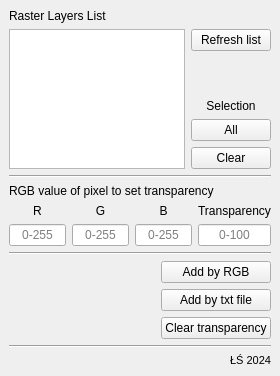
First picture: the form in mrtps_dockwidget_base.ui, repository Rzezimioszek/MRTPS, before the edit.
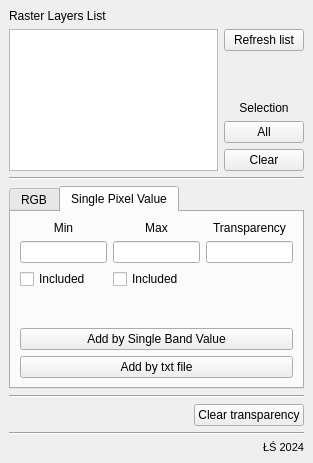
Second picture: the form after the edit. The open tabs and pages were chosen to show the change.

```diff
--- a/mrtps_dockwidget_base.ui
+++ b/mrtps_dockwidget_base.ui
@@ -6,8 +6,8 @@
    <rect>
     <x>0</x>
     <y>0</y>
-    <width>280</width>
-    <height>376</height>
+    <width>313</width>
+    <height>463</height>
    </rect>
   </property>
   <property name="windowTitle">
@@ -111,6 +111,16 @@
      </widget>
     </item>
     <item>
+     <widget class="QTabWidget" name="tabWidget">
+      <property name="currentIndex">
+       <number>0</number>
+      </property>
+      <widget class="QWidget" name="tabRBG">
+       <attribute name="title">
+        <string>RGB</string>
+       </attribute>
+       <layout class="QVBoxLayout" name="verticalLayout_11">
+        <item>
      <widget class="QLabel" name="label_6">
       <property name="text">
        <string>RGB value of pixel to set transparency</string>
@@ -288,35 +298,18 @@
      </layout>
     </item>
     <item>
-     <widget class="Line" name="line_3">
+         <spacer name="verticalSpacer_3">
       <property name="orientation">
-       <enum>Qt::Horizontal</enum>
-      </property>
-     </widget>
-    </item>
-    <item>
-     <layout class="QHBoxLayout" name="horizontalLayout_4">
-      <property name="topMargin">
-       <number>0</number>
-      </property>
-      <item>
-       <spacer name="horizontalSpacer_3">
-        <property name="orientation">
-         <enum>Qt::Horizontal</enum>
+           <enum>Qt::Vertical</enum>
         </property>
         <property name="sizeHint" stdset="0">
          <size>
-          <width>40</width>
-          <height>20</height>
+            <width>20</width>
+            <height>40</height>
          </size>
         </property>
        </spacer>
       </item>
-      <item>
-       <layout class="QVBoxLayout" name="verticalLayout_7">
-        <property name="topMargin">
-         <number>0</number>
-        </property>
         <item>
          <widget class="QPushButton" name="pbAddT">
           <property name="toolTip">
@@ -337,6 +330,183 @@
           </property>
          </widget>
         </item>
+       </layout>
+      </widget>
+      <widget class="QWidget" name="tabOneBand">
+       <attribute name="title">
+        <string>Single Pixel Value</string>
+       </attribute>
+       <layout class="QVBoxLayout" name="verticalLayout_12">
+        <item>
+         <layout class="QHBoxLayout" name="horizontalLayout_5">
+          <property name="topMargin">
+           <number>0</number>
+          </property>
+          <item>
+           <layout class="QVBoxLayout" name="verticalLayout_7">
+            <property name="topMargin">
+             <number>0</number>
+            </property>
+            <property name="rightMargin">
+             <number>0</number>
+            </property>
+            <item>
+             <widget class="QLabel" name="label_9">
+              <property name="text">
+               <string>&lt;html&gt;&lt;head/&gt;&lt;body&gt;&lt;p align=&quot;center&quot;&gt;Min&lt;/p&gt;&lt;/body&gt;&lt;/html&gt;</string>
+              </property>
+             </widget>
+            </item>
+            <item>
+             <widget class="QLineEdit" name="leMin"/>
+            </item>
+            <item>
+             <widget class="QCheckBox" name="cbMin">
+              <property name="text">
+               <string>Included</string>
+              </property>
+             </widget>
+            </item>
+            <item>
+             <spacer name="verticalSpacer_2">
+              <property name="orientation">
+               <enum>Qt::Vertical</enum>
+              </property>
+              <property name="sizeHint" stdset="0">
+               <size>
+                <width>20</width>
+                <height>40</height>
+               </size>
+              </property>
+             </spacer>
+            </item>
+           </layout>
+          </item>
+          <item>
+           <layout class="QVBoxLayout" name="verticalLayout_8">
+            <property name="rightMargin">
+             <number>0</number>
+            </property>
+            <item>
+             <widget class="QLabel" name="label_10">
+              <property name="text">
+               <string>&lt;html&gt;&lt;head/&gt;&lt;body&gt;&lt;p align=&quot;center&quot;&gt;Max&lt;/p&gt;&lt;/body&gt;&lt;/html&gt;</string>
+              </property>
+             </widget>
+            </item>
+            <item>
+             <widget class="QLineEdit" name="leMax"/>
+            </item>
+            <item>
+             <widget class="QCheckBox" name="cbMax">
+              <property name="text">
+               <string>Included</string>
+              </property>
+             </widget>
+            </item>
+            <item>
+             <spacer name="verticalSpacer_5">
+              <property name="orientation">
+               <enum>Qt::Vertical</enum>
+              </property>
+              <property name="sizeHint" stdset="0">
+               <size>
+                <width>20</width>
+                <height>40</height>
+               </size>
+              </property>
+             </spacer>
+            </item>
+           </layout>
+          </item>
+          <item>
+           <layout class="QVBoxLayout" name="verticalLayout_10">
+            <property name="rightMargin">
+             <number>0</number>
+            </property>
+            <item>
+             <widget class="QLabel" name="label_11">
+              <property name="text">
+               <string>&lt;html&gt;&lt;head/&gt;&lt;body&gt;&lt;p align=&quot;center&quot;&gt;Transparency&lt;/p&gt;&lt;/body&gt;&lt;/html&gt;</string>
+              </property>
+             </widget>
+            </item>
+            <item>
+             <widget class="QLineEdit" name="leT2"/>
+            </item>
+            <item>
+             <spacer name="verticalSpacer_6">
+              <property name="orientation">
+               <enum>Qt::Vertical</enum>
+              </property>
+              <property name="sizeHint" stdset="0">
+               <size>
+                <width>20</width>
+                <height>40</height>
+               </size>
+              </property>
+             </spacer>
+            </item>
+           </layout>
+          </item>
+         </layout>
+        </item>
+        <item>
+         <spacer name="verticalSpacer_4">
+          <property name="orientation">
+           <enum>Qt::Vertical</enum>
+          </property>
+          <property name="sizeHint" stdset="0">
+           <size>
+            <width>20</width>
+            <height>40</height>
+           </size>
+          </property>
+         </spacer>
+        </item>
+        <item>
+         <widget class="QPushButton" name="pbOneP">
+          <property name="text">
+           <string>Add by Single Band Value</string>
+          </property>
+         </widget>
+        </item>
+        <item>
+         <widget class="QPushButton" name="pbXML2">
+          <property name="text">
+           <string>Add by txt file</string>
+          </property>
+         </widget>
+        </item>
+       </layout>
+      </widget>
+     </widget>
+    </item>
+    <item>
+     <widget class="Line" name="line_3">
+      <property name="orientation">
+       <enum>Qt::Horizontal</enum>
+      </property>
+     </widget>
+    </item>
+    <item>
+     <layout class="QHBoxLayout" name="horizontalLayout_4">
+      <property name="topMargin">
+       <number>0</number>
+      </property>
+      <item>
+       <spacer name="horizontalSpacer_3">
+        <property name="orientation">
+         <enum>Qt::Horizontal</enum>
+        </property>
+        <property name="sizeHint" stdset="0">
+         <size>
+          <width>40</width>
+          <height>20</height>
+         </size>
+        </property>
+       </spacer>
+      </item>
         <item>
          <widget class="QPushButton" name="pbClearT">
           <property name="toolTip">
@@ -346,8 +516,6 @@
            <string>Clear transparency</string>
           </property>
          </widget>
-        </item>
-       </layout>
       </item>
      </layout>
     </item>
```
Lines whose indentation alone changed are shown as unchanged.
